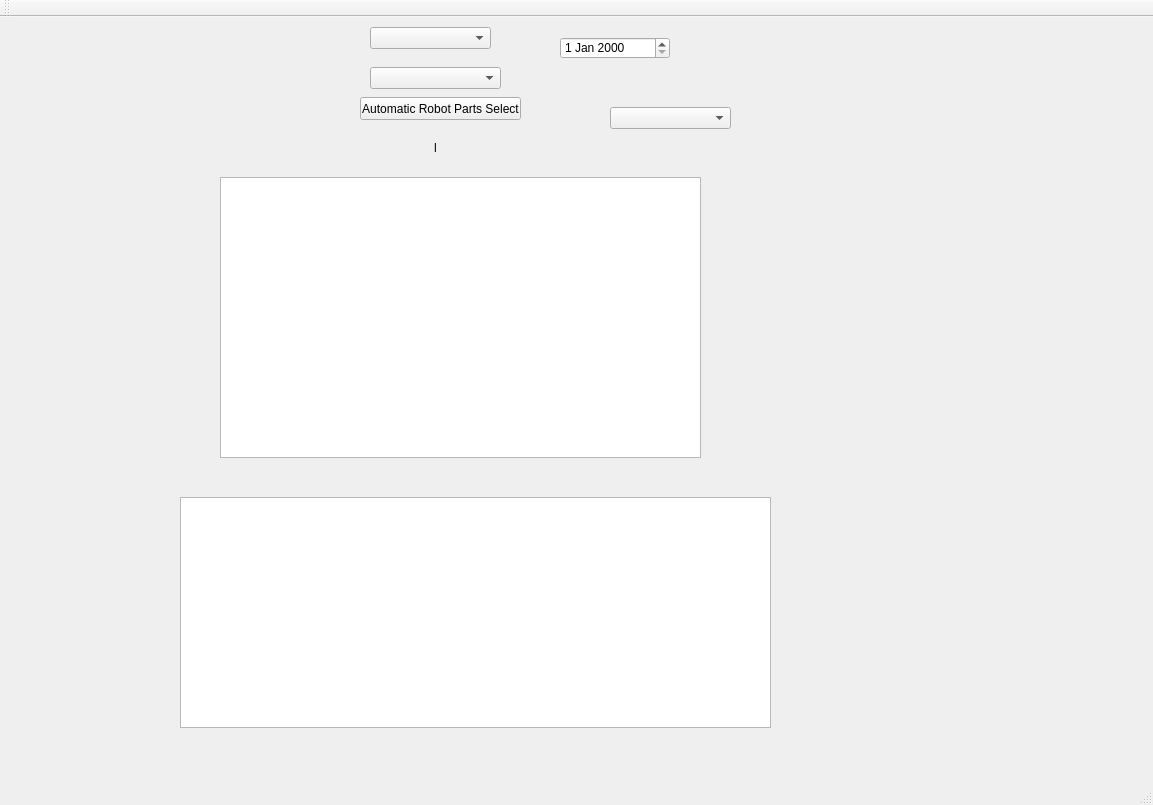
First picture: the form in autopurchase.ui, repository TwIntern24/autoPurchase, before the edit.
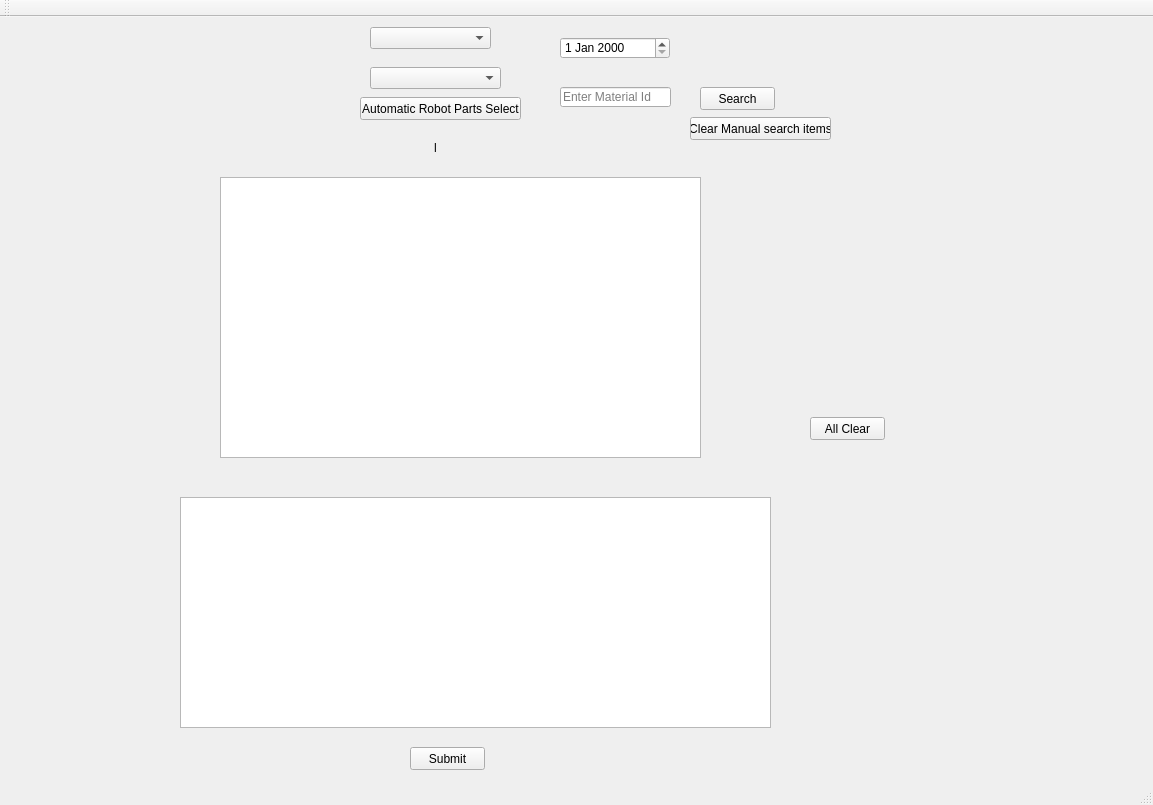
Second picture: the form after the edit.

```diff
--- a/autopurchase.ui
+++ b/autopurchase.ui
@@ -109,26 +109,84 @@
      <string>Automatic Robot Parts Select</string>
     </property>
    </widget>
-   <widget class="QComboBox" name="comboRobotName">
+   <widget class="QLineEdit" name="lineSearchMaterial">
     <property name="geometry">
      <rect>
-      <x>610</x>
-      <y>90</y>
-      <width>121</width>
-      <height>22</height>
+      <x>560</x>
+      <y>70</y>
+      <width>111</width>
+      <height>20</height>
      </rect>
     </property>
+    <property name="placeholderText">
+     <string>Enter Material Id</string>
+    </property>
    </widget>
-  </widget>
-  <widget class="QMenuBar" name="menuBar">
-   <property name="geometry">
-    <rect>
-     <x>0</x>
-     <y>0</y>
-     <width>1153</width>
-     <height>21</height>
-    </rect>
-   </property>
+   <widget class="QPushButton" name="btnSearchMaterial">
+    <property name="geometry">
+     <rect>
+      <x>700</x>
+      <y>70</y>
+      <width>75</width>
+      <height>23</height>
+     </rect>
+    </property>
+    <property name="text">
+     <string>Search</string>
+    </property>
+   </widget>
+   <widget class="QLabel" name="labelSearchResult">
+    <property name="geometry">
+     <rect>
+      <x>580</x>
+      <y>91</y>
+      <width>81</width>
+      <height>21</height>
+     </rect>
+    </property>
+    <property name="text">
+     <string/>
+    </property>
+   </widget>
+   <widget class="QPushButton" name="btnClearManual">
+    <property name="geometry">
+     <rect>
+      <x>690</x>
+      <y>100</y>
+      <width>141</width>
+      <height>23</height>
+     </rect>
+    </property>
+    <property name="text">
+     <string>Clear Manual search items</string>
+    </property>
+   </widget>
+   <widget class="QPushButton" name="btnSubmit">
+    <property name="geometry">
+     <rect>
+      <x>410</x>
+      <y>730</y>
+      <width>75</width>
+      <height>23</height>
+     </rect>
+    </property>
+    <property name="text">
+     <string>Submit</string>
+    </property>
+   </widget>
+   <widget class="QPushButton" name="btnClear">
+    <property name="geometry">
+     <rect>
+      <x>810</x>
+      <y>400</y>
+      <width>75</width>
+      <height>23</height>
+     </rect>
+    </property>
+    <property name="text">
+     <string>All Clear</string>
+    </property>
+   </widget>
   </widget>
   <widget class="QToolBar" name="mainToolBar">
    <attribute name="toolBarArea">
```
